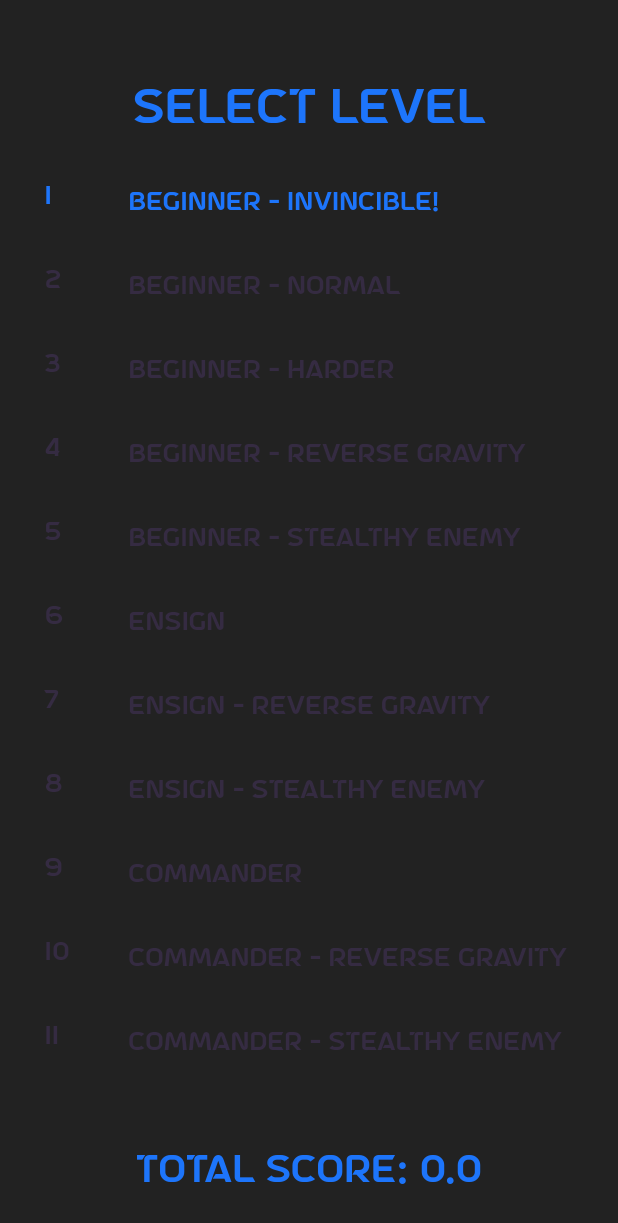
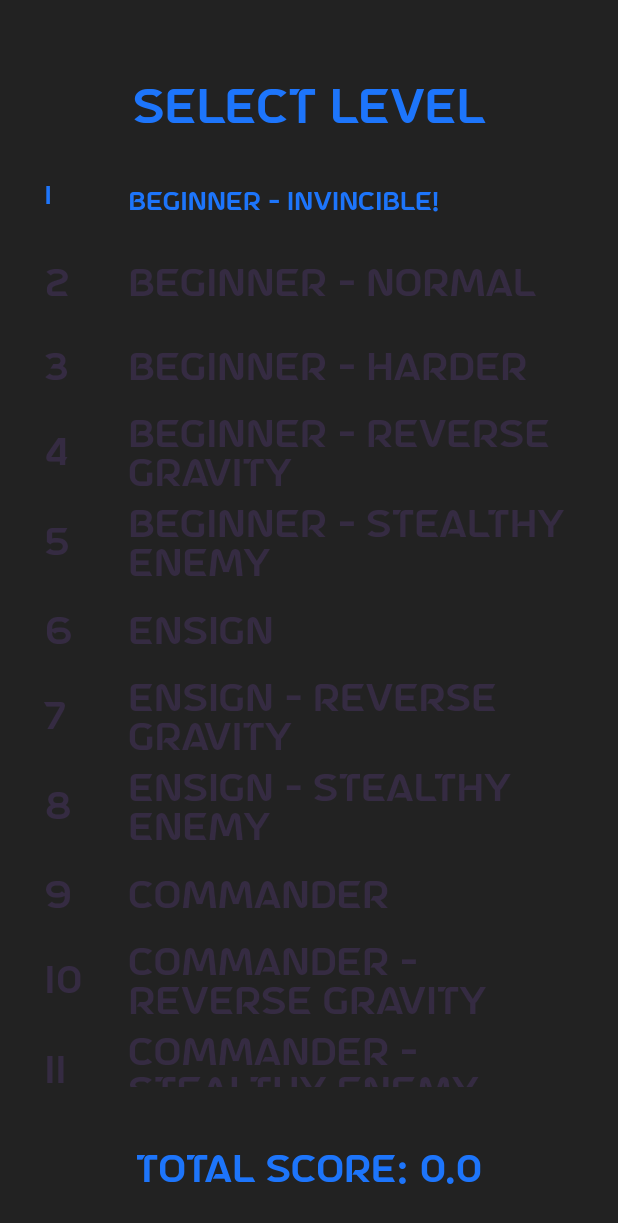
Before and after one commit to cybaker/Gravitar, a Flutter app: the screen it shows after launch, after a tap on "Play", on a phone screen of 412 x 824 dp. Shown: the top 1223 px of the screen. Run offline on Flutter 3.47's test engine with Material 2 defaults, Android fonts, the phone set to English and light mode, and no system bars; our stand-ins replace audioplayers, firebase_core, firebase_crashlytics, go_router, shared_preferences; missing offline and left inert: flame, flutter_joystick, games_services; accounts and stored records are empty.

Commit message:
Use kIsMobile for touch controls and back button (#25)
Co-authored-by: Thomas Baker <thomas_baker@intuit.com>

```diff
--- a/lib/main.dart
+++ b/lib/main.dart
@@ -33,6 +33,8 @@ import 'src/style/palette.dart';
 import 'src/style/snack_bar.dart';
 import 'src/win_game/lose_level_screen.dart';
 import 'src/win_game/win_level_screen.dart';
+
+bool kIsMobile = (defaultTargetPlatform == TargetPlatform.iOS || defaultTargetPlatform == TargetPlatform.android);
 
 Future<void> main() async {
   // Uncomment the following lines to enable Firebase Crashlytics.
--- a/lib/src/game/player/player_hud_view.dart
+++ b/lib/src/game/player/player_hud_view.dart
@@ -166,7 +166,7 @@ class PlayerHudView extends StatelessWidget {
           );
         } else {
           return Container();
-        };
+        }
       },
     );
   }
--- a/lib/src/instructions/instructions_screen.dart
+++ b/lib/src/instructions/instructions_screen.dart
@@ -8,7 +8,6 @@ import 'package:go_router/go_router.dart';
 import 'package:provider/provider.dart';
 
 import '../style/palette.dart';
-import '../style/responsive_screen.dart';
 
 class InstructionsScreen extends StatelessWidget {
   const InstructionsScreen({super.key});
--- a/lib/src/level_selection/level_selection_screen.dart
+++ b/lib/src/level_selection/level_selection_screen.dart
@@ -7,6 +7,7 @@ import 'package:flutter/material.dart';
 import 'package:go_router/go_router.dart';
 import 'package:provider/provider.dart';
 
+import '../../main.dart';
 import '../audio/audio_controller.dart';
 import '../audio/sounds.dart';
 import '../player_progress/player_progress.dart';
@@ -22,7 +23,8 @@ class LevelSelectionScreen extends StatelessWidget {
     final palette = context.watch<Palette>();
     final playerProgress = context.watch<PlayerProgress>();
 
-    debugPrint('LevelSelectionScreen highestScore = ${playerProgress.highestScoreReached}, highestLevel = ${playerProgress.highestLevelReached}');
+    debugPrint(
+        'LevelSelectionScreen highestScore = ${playerProgress.highestScoreReached}, highestLevel = ${playerProgress.highestLevelReached}');
 
     return Scaffold(
       backgroundColor: palette.backgroundMain,
@@ -38,7 +40,7 @@ class LevelSelectionScreen extends StatelessWidget {
           children: [
             _totalScoreWidget(playerProgress, palette),
             _gap(),
-            kIsWeb ? _backWidget(context) : Container(),
+            kIsMobile ? Container() : _backWidget(context),
           ],
         ),
       ),
@@ -99,16 +101,15 @@ class LevelSelectionScreen extends StatelessWidget {
     );
   }
 
-  SizedBox _gap() => kIsWeb ? SizedBox(height: 50) : SizedBox(height: 0,);
-
+  SizedBox _gap() => kIsMobile ? SizedBox(height: 0) : SizedBox(height: 50);
 
   bool enabled(PlayerProgress playerProgress, GameUniverse universe) {
     return playerProgress.highestLevelReached >= universe.level - 1;
   }
 
   TextStyle enabledDisabledStyle(PlayerProgress playerProgress, GameUniverse universe, Palette palette) {
-    TextStyle responsiveTitle = kIsWeb ? palette.subtitle : palette.subtitleMobile;
-    TextStyle responsiveTitleDisabled = kIsWeb ? palette.subtitleDisabled : palette.subtitleMobileDisabled;
+    TextStyle responsiveTitle = kIsMobile ? palette.subtitleMobile : palette.subtitle;
+    TextStyle responsiveTitleDisabled = kIsWeb ? palette.subtitleMobileDisabled : palette.subtitleDisabled;
     return enabled(playerProgress, universe) | kDebugMode ? responsiveTitle : responsiveTitleDisabled;
   }
 }
--- a/lib/src/main_menu/main_menu_screen.dart
+++ b/lib/src/main_menu/main_menu_screen.dart
@@ -2,11 +2,11 @@
 // for details. All rights reserved. Use of this source code is governed by a
 // BSD-style license that can be found in the LICENSE file.
 
-import 'package:flutter/foundation.dart';
 import 'package:flutter/material.dart';
 import 'package:go_router/go_router.dart';
 import 'package:provider/provider.dart';
 
+import '../../main.dart';
 import '../audio/audio_controller.dart';
 import '../audio/sounds.dart';
 import '../games_services/games_services.dart';
@@ -35,7 +35,7 @@ class MainMenuScreen extends StatelessWidget {
               child: Text(
                 'Gravitar',
                 textAlign: TextAlign.center,
-                style: kIsWeb ? palette.mainTitle : palette.mainTitleMobile,
+                style: kIsMobile ? palette.mainTitleMobile : palette.mainTitle,
               ),
             ),
           ),
@@ -126,7 +126,7 @@ class MainMenuScreen extends StatelessWidget {
   }
 
   Widget responsiveGap() {
-    return kIsWeb ? _gap : Container();
+    return kIsMobile ? Container() : _gap;
   }
 
   static const _gap = SizedBox(height: 20);
--- a/lib/src/settings/settings_screen.dart
+++ b/lib/src/settings/settings_screen.dart
@@ -9,7 +9,6 @@ import 'package:provider/provider.dart';
 
 import '../player_progress/player_progress.dart';
 import '../style/palette.dart';
-import '../style/responsive_screen.dart';
 import 'custom_name_dialog.dart';
 import 'settings.dart';
 
```
Lines whose indentation alone changed are shown as unchanged.
